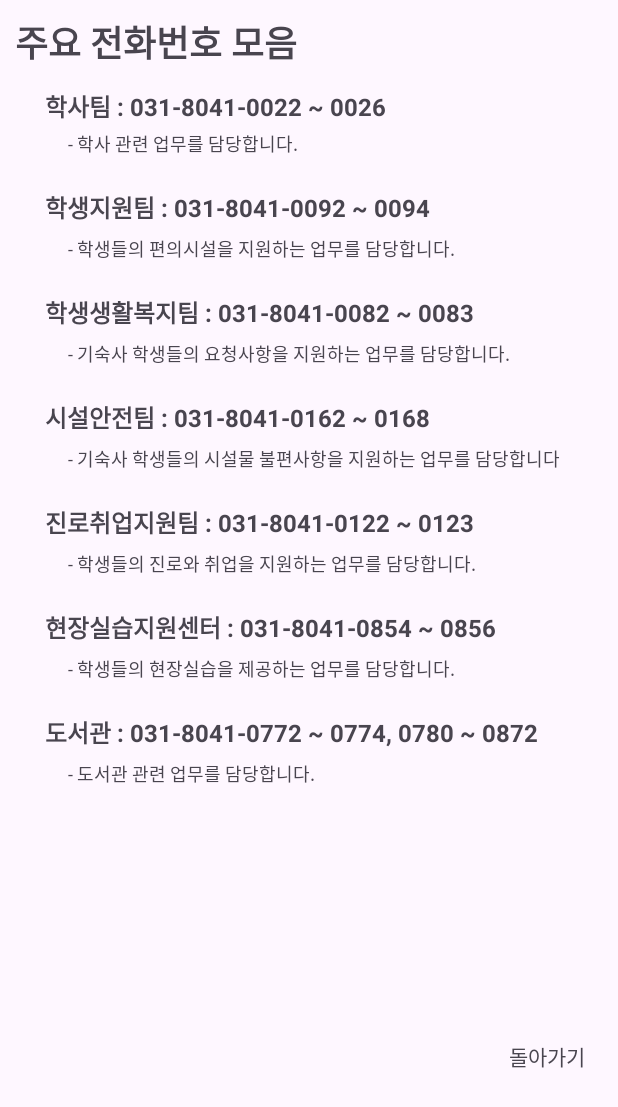
After one commit to Tu-Know-Project/T-Know, an Android app: the layout activity_what_call.xml on its own in the app's theme, with its tools: preview values and no code run, on a phone screen of 412 x 824 dp. The commit adds this screen. Shown: the top 1107 px of the screen. Run offline under Robolectric (Android 15) with nearby library versions, the phone set to English and light mode, and no system bars.

Commit message:
[ADD] 부속행정 페이지 추가

```diff
--- a/app/build.gradle.kts
+++ b/app/build.gradle.kts
@@ -43,6 +43,7 @@ dependencies {
     implementation("com.google.android.material:material:1.11.0")
     implementation("androidx.constraintlayout:constraintlayout:2.1.4")
     implementation("androidx.lifecycle:lifecycle-runtime-ktx:2.7.0")
+    implementation("androidx.activity:activity:1.8.0")
     testImplementation("junit:junit:4.13.2")
     androidTestImplementation("androidx.test.ext:junit:1.1.5")
     androidTestImplementation("androidx.test.espresso:espresso-core:3.5.1")
--- a/app/src/main/AndroidManifest.xml
+++ b/app/src/main/AndroidManifest.xml
@@ -13,6 +13,9 @@
         android:theme="@style/Theme.TKnow"
         tools:targetApi="31">
         <activity
+            android:name=".mainPage.what.integrated.IntegratedMainActivity"
+            android:exported="false" />
+        <activity
             android:name=".mainPage.MainActivity"
             android:exported="true">
             <intent-filter>
--- /dev/null
+++ b/app/src/main/res/layout/activity_what_call.xml
@@ -0,0 +1,155 @@
+<?xml version="1.0" encoding="utf-8"?>
+<LinearLayout xmlns:android="http://schemas.android.com/apk/res/android"
+    android:layout_width="match_parent"
+    android:layout_height="match_parent"
+    android:orientation="vertical">
+    <TextView
+        android:layout_width="match_parent"
+        android:layout_height="56dp"
+        android:gravity="left|center"
+        android:layout_marginLeft="10dp"
+        android:text="주요 전화번호 모음"
+        android:textSize="24dp"
+        android:textStyle="bold"/>
+
+    <TextView
+        android:layout_width="match_parent"
+        android:layout_height="30dp"
+        android:gravity="left|center"
+        android:layout_marginLeft="30dp"
+        android:text="학사팀 : 031-8041-0022 ~ 0026  "
+        android:textSize="16dp"
+        android:textStyle="bold"/>
+
+    <TextView
+        android:layout_width="match_parent"
+        android:layout_height="20dp"
+        android:gravity="left|center"
+        android:layout_marginLeft="45dp"
+        android:text="- 학사 관련 업무를 담당합니다."
+        android:textSize="12dp" />
+
+    <TextView
+        android:layout_width="wrap_content"
+        android:layout_height="30dp"
+        android:layout_marginTop="20dp"
+        android:layout_marginLeft="30dp"
+        android:text="학생지원팀 : 031-8041-0092 ~ 0094  "
+        android:textSize="16dp"
+        android:textStyle="bold"/>
+
+    <TextView
+        android:layout_width="match_parent"
+        android:layout_height="20dp"
+        android:gravity="left|center"
+        android:layout_marginLeft="45dp"
+        android:text="- 학생들의 편의시설을 지원하는 업무를 담당합니다."
+        android:textSize="12dp" />
+
+
+
+    <TextView
+        android:layout_width="wrap_content"
+        android:layout_height="30dp"
+        android:layout_marginTop="20dp"
+        android:layout_marginLeft="30dp"
+        android:text="학생생활복지팀 : 031-8041-0082 ~ 0083  "
+        android:textSize="16dp"
+        android:textStyle="bold"/>
+
+    <TextView
+        android:layout_width="match_parent"
+        android:layout_height="20dp"
+        android:gravity="left|center"
+        android:layout_marginLeft="45dp"
+        android:text="- 기숙사 학생들의 요청사항을 지원하는 업무를 담당합니다."
+        android:textSize="12dp" />
+
+    <TextView
+        android:layout_width="wrap_content"
+        android:layout_height="30dp"
+        android:layout_marginTop="20dp"
+        android:layout_marginLeft="30dp"
+        android:text="시설안전팀 : 031-8041-0162 ~ 0168 "
+        android:textSize="16dp"
+        android:textStyle="bold"/>
+
+    <TextView
+        android:layout_width="match_parent"
+        android:layout_height="20dp"
+        android:gravity="left|center"
+        android:layout_marginLeft="45dp"
+        android:text="- 기숙사 학생들의 시설물 불편사항을 지원하는 업무를 담당합니다"
+        android:textSize="12dp" />
+
+
+    <TextView
+        android:layout_width="wrap_content"
+        android:layout_height="30dp"
+        android:layout_marginTop="20dp"
+        android:layout_marginLeft="30dp"
+        android:text="진로취업지원팀 : 031-8041-0122 ~ 0123 "
+        android:textSize="16dp"
+        android:textStyle="bold"/>
+
+    <TextView
+        android:layout_width="match_parent"
+        android:layout_height="20dp"
+        android:gravity="left|center"
+        android:layout_marginLeft="45dp"
+        android:text="- 학생들의 진로와 취업을 지원하는 업무를 담당합니다."
+        android:textSize="12dp" />
+    <TextView
+        android:layout_width="wrap_content"
+        android:layout_height="30dp"
+        android:layout_marginTop="20dp"
+        android:layout_marginLeft="30dp"
+        android:text="현장실습지원센터 : 031-8041-0854 ~ 0856  "
+        android:textSize="16dp"
+        android:textStyle="bold"/>
+
+    <TextView
+        android:layout_width="match_parent"
+        android:layout_height="20dp"
+        android:gravity="left|center"
+        android:layout_marginLeft="45dp"
+        android:text="- 학생들의 현장실습을 제공하는 업무를 담당합니다."
+        android:textSize="12dp" />
+    <TextView
+        android:layout_width="wrap_content"
+        android:layout_height="30dp"
+        android:layout_marginTop="20dp"
+        android:layout_marginLeft="30dp"
+        android:text="도서관 : 031-8041-0772 ~ 0774, 0780 ~ 0872"
+        android:textSize="16dp"
+        android:textStyle="bold"/>
+
+    <TextView
+        android:layout_width="match_parent"
+        android:layout_height="20dp"
+        android:gravity="left|center"
+        android:layout_marginLeft="45dp"
+        android:text="- 도서관 관련 업무를 담당합니다."
+        android:textSize="12dp" />
+
+
+
+
+
+
+    <LinearLayout
+        android:id="@+id/maingogogo"
+        android:clickable="true"
+        android:layout_width="90dp"
+        android:layout_height="50dp"
+        android:layout_marginLeft="320dp"
+        android:layout_marginTop="153dp">
+        <TextView
+            android:layout_width="match_parent"
+            android:layout_height="match_parent"
+            android:gravity="center"
+            android:text="돌아가기"/>
+    </LinearLayout>
+
+
+</LinearLayout>
```
Also changed, not shown: app/src/main/java/com/example/t_know/mainPage/what/integrated/AcademicActivity.kt (added, +16 -0 lines), app/src/main/java/com/example/t_know/mainPage/what/integrated/IntegratedMainActivity.kt (added, +29 -0 lines), app/src/main/java/com/example/t_know/mainPage/what/integrated/SubsidiaryActivity.kt (added, +8 -0 lines), app/src/main/res/layout/activity_what_integrated_information_academic_administration_main.xml (added, +7 -0 lines), app/src/main/res/layout/activity_what_integrated_information_subsidiary_administration_main.xml (added, +7 -0 lines), app/src/main/res/layout/item_what_integrated_information_subsidiary_administration_one.xml (added, +189 -0 lines), app/src/main/res/layout/item_what_integrated_information_subsidiary_administration_two.xml (renamed from app/src/main/res/layout/activity_what_integrated_information_subsidiary_administration_one.xml, +16 -50 lines), app/src/main/res/layout/item_what_integrated_information_academic_administration_five.xml (renamed from app/src/main/res/layout/activity_what_integrated_information_academic_administration_five.xml), app/src/main/res/layout/item_what_integrated_information_academic_administration_four.xml (renamed from app/src/main/res/layout/activity_what_integrated_information_academic_administration_four.xml), app/src/main/res/layout/item_what_integrated_information_academic_administration_one.xml (renamed from app/src/main/res/layout/activity_what_integrated_information_academic_administration_one.xml), app/src/main/res/layout/item_what_integrated_information_academic_administration_three.xml (renamed from app/src/main/res/layout/activity_what_integrated_information_academic_administration_three.xml), app/src/main/res/layout/item_what_integrated_information_academic_administration_two.xml (renamed from app/src/main/res/layout/activity_what_integrated_information_academic_administration_two.xml).
